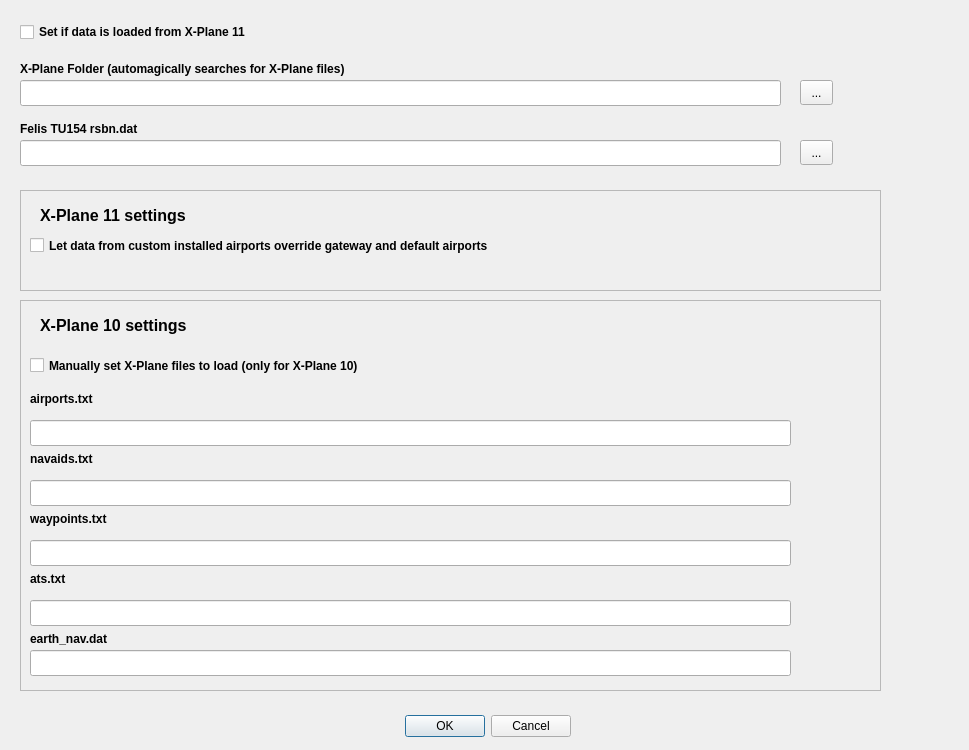
Vantskruv/XNVU-Calculator, file dialogsettings.ui: the form before one commit.
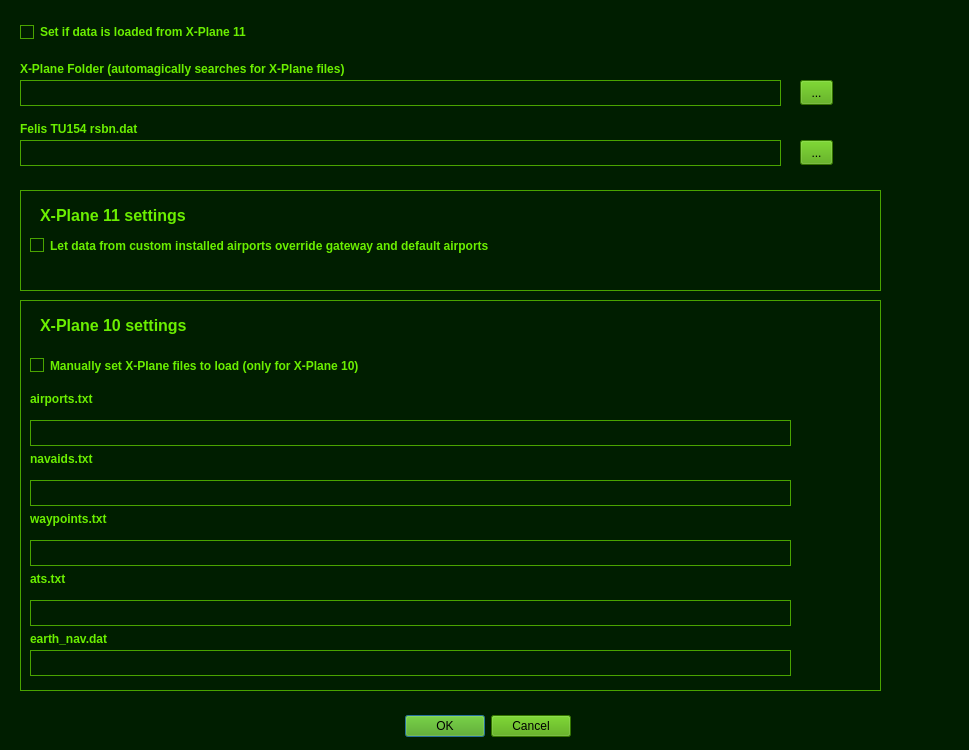
The form after the commit.

Commit message:
* Added Zm and Zm values in RSBN correction dialog (Zm values are good for selection of best beacon, the lesser the easier it is to put in the data in the NVU calculator)
* Made stylesheets for all dialogs to match main XNVU window colors

* Made context-menu selection to highlight current item under mouse

* Changed default context-menu stylesheet to match XNVU color (i.e.
right-clicking QLineEdits

```diff
--- a/dialogsettings.ui
+++ b/dialogsettings.ui
@@ -13,6 +13,116 @@
   <property name="windowTitle">
    <string>Settings</string>
   </property>
+  <property name="styleSheet">
+   <string notr="true">QDialog
+{
+	background-color: rgb(0, 30, 0);
+	color: rgb(107, 239, 0);
+}
+
+#frame, #frame_2
+{
+	background-color: rgb(0, 30, 0);
+	color: rgb(107, 239, 0);
+	border: 1px solid;
+	border-color: rgb(73, 163, 0);
+}
+
+
+QLabel
+{
+	color: rgb(107, 239, 0);
+}
+
+QPushButton, QToolButton
+{
+	background-color: rgb(73, 163, 0);
+	color: rgb(0, 0, 0);
+}
+
+QComboBox
+{
+	background-color: rgb(0, 30, 0);
+	color: rgb(107, 239, 0);
+	border: 1px solid;
+	border-color: rgb(73, 163, 0);
+	selection-background-color: rgb(107, 239, 0);
+    selection-color: rgb(0, 0, 0);
+}
+
+QComboBox QAbstractItemView
+{
+	background-color: rgb(0, 30, 0);
+	color: rgb(107, 239, 0);
+	border: 1px solid;
+	border-color: rgb(73, 163, 0);
+}
+
+QLineEdit
+{
+	background-color: rgb(0, 30, 0);
+	color: rgb(107, 239, 0);
+	border: 1px solid;
+	border-color: rgb(73, 163, 0);
+}
+
+QSpinBox
+{
+	background-color: rgb(0, 30, 0);
+	color: rgb(107, 239, 0);
+	border: 1px solid;
+	border-color: rgb(73, 163, 0);
+}
+
+QDoubleSpinBox
+{
+	background-color: rgb(0, 30, 0);
+	color: rgb(107, 239, 0);
+	border: 1px solid;
+	border-color: rgb(73, 163, 0);
+}
+
+QCheckBox
+{
+	background-color: rgb(0, 30, 0);
+	color: rgb(107, 239, 0);
+}
+
+QCheckBox::indicator::checked
+{
+	background-color: rgb(107, 239, 0);
+	color: rgb(107, 239, 0);
+	border: 1px solid;
+	border-color: rgb(73, 163, 0);
+}
+
+QCheckBox::indicator::unchecked
+{
+	background-color: rgb(0, 30, 0);
+	color: rgb(107, 239, 0);
+	border: 1px solid;
+	border-color: rgb(73, 163, 0);
+}
+
+QMenu
+{
+	background-color: rgb(0, 30, 0);
+	color: rgb(107, 239, 0);
+}
+
+QMenu::item:selected
+{
+	background-color: rgb(107, 239, 0);
+	color: rgb(0, 0, 0);
+}
+
+QMenu::item:disabled
+{
+	background-color: rgb(0, 15, 0);
+	color: rgb(27, 159, 0);;
+}
+</string>
+  </property>
   <widget class="QLineEdit" name="lineEditRSBNFile">
    <property name="geometry">
     <rect>
```
The commit also changes 14 other files.
